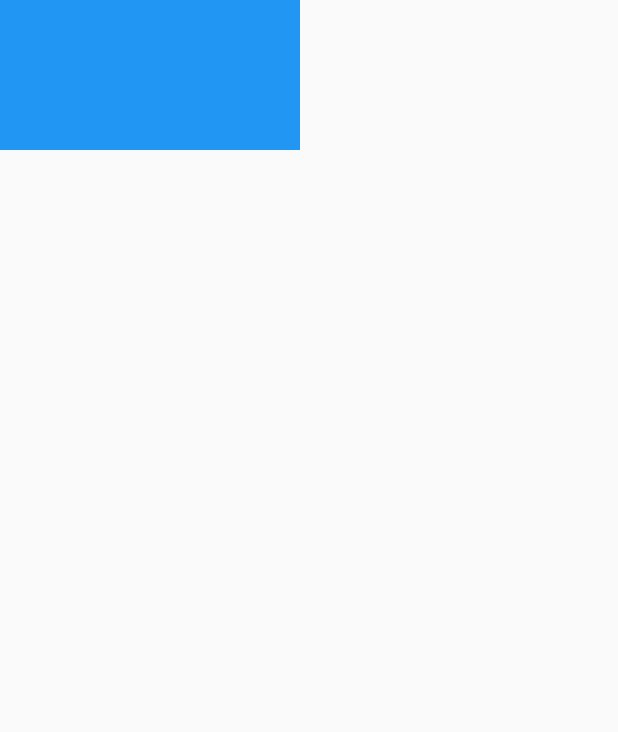
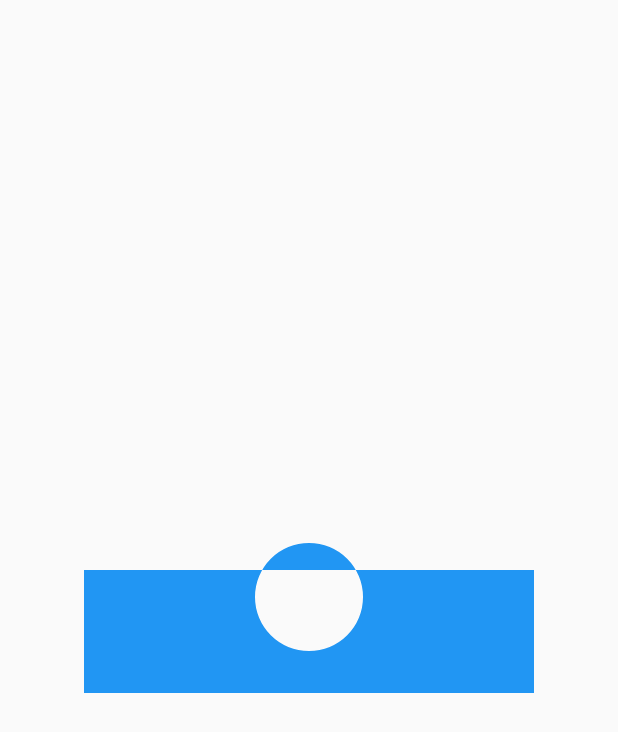
Before and after one commit to bukunmialuko/flutter_path_examples, a Flutter app: the screen it shows after launch, on a phone screen of 412 x 824 dp. Shown: the top 732 px of the screen. Run offline on Flutter 3.47's test engine with Material 2 defaults, Android fonts, the light colour scheme and no system bars.

Commit message:
some solution

```diff
--- a/lib/src/example_1/root.dart
+++ b/lib/src/example_1/root.dart
@@ -6,16 +6,55 @@ class Example1RootWidget extends StatelessWidget {
   @override
   Widget build(BuildContext context) {
     return Scaffold(
-      body: Column(
-        mainAxisAlignment: MainAxisAlignment.start,
-        children: [
-          Container(
-            width: 200,
-            height: 100,
-            color: Colors.blue,
-          )
-        ],
+      body: SafeArea(
+        child: Column(
+          mainAxisAlignment: MainAxisAlignment.center,
+          crossAxisAlignment: CrossAxisAlignment.center,
+          children: [
+            Center(
+                child: Stack(
+              children: [
+                // Container(
+                //   width: 300,
+                //   height: 100,
+                //   color: Colors.yellow,
+                // ),
+                ClipPath(
+                  clipper: MyCustomClipper(),
+                  child: Container(
+                    width: 300,
+                    height: 100,
+                    color: Colors.blue,
+                  ),
+                ),
+              ],
+            ))
+          ],
+        ),
       ),
     );
   }
 }
+
+class MyCustomClipper extends CustomClipper<Path> {
+  @override
+  Path getClip(Size size) {
+    const circleWidth = 72.0;
+    Path path = Path();
+
+    path.moveTo(0, 18);
+    path.lineTo(0, (size.height));
+    path.lineTo(size.width, size.height);
+    path.lineTo(size.width, (18));
+    path.lineTo(0, 18);
+    path.addOval(Rect.fromCircle(
+        center: Offset(size.width / 2, (size.height / 2) - 14),
+        radius: circleWidth / 2));
+    path.close();
+
+    return path;
+  }
+
+  @override
+  bool shouldReclip(CustomClipper<Path> oldClipper) => true;
+}
```
Also changed, not shown: 1 other file.
